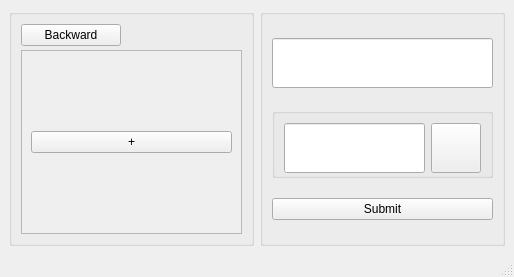
454270186/XJCO2811_UserInterface, file listset.ui: the form before one commit.
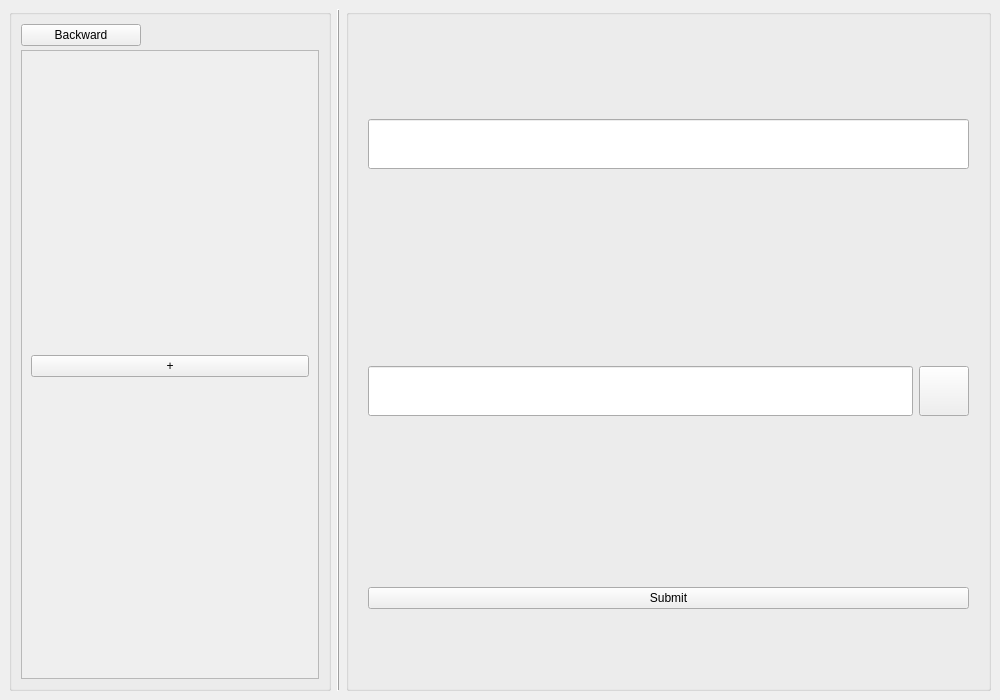
The form after the commit.

Commit message: style:merge main

What changed in the file:
```diff
--- a/listset.ui
+++ b/listset.ui
@@ -6,10 +6,22 @@
    <rect>
     <x>0</x>
     <y>0</y>
-    <width>514</width>
-    <height>277</height>
+    <width>1000</width>
+    <height>700</height>
    </rect>
   </property>
+  <property name="minimumSize">
+   <size>
+    <width>0</width>
+    <height>0</height>
+   </size>
+  </property>
+  <property name="maximumSize">
+   <size>
+    <width>16777214</width>
+    <height>16777215</height>
+   </size>
+  </property>
   <property name="windowTitle">
    <string>MainWindow</string>
   </property>
@@ -41,7 +53,7 @@
    <property name="layoutDirection">
     <enum>Qt::LeftToRight</enum>
    </property>
-   <layout class="QHBoxLayout" name="horizontalLayout_2">
+   <layout class="QHBoxLayout" name="horizontalLayout_2" stretch="1,0,2">
     <item>
      <widget class="QGroupBox" name="groupBoxleft">
       <property name="minimumSize">
@@ -70,8 +82,8 @@
          </property>
          <property name="maximumSize">
           <size>
-           <width>100</width>
-           <height>45</height>
+           <width>120</width>
+           <height>16777215</height>
           </size>
          </property>
          <property name="text">
@@ -95,11 +107,14 @@
            <rect>
             <x>0</x>
             <y>0</y>
-            <width>229</width>
-            <height>198</height>
+            <width>282</width>
+            <height>620</height>
            </rect>
           </property>
           <layout class="QVBoxLayout" name="verticalLayout_6">
+           <property name="topMargin">
+            <number>12</number>
+           </property>
            <item>
             <widget class="QPushButton" name="addList">
              <property name="maximumSize">
@@ -121,7 +136,23 @@
      </widget>
     </item>
     <item>
-     <widget class="QGroupBox" name="groupBoxright">
+     <widget class="QFrame" name="midline">
+      <property name="maximumSize">
+       <size>
+        <width>16777215</width>
+        <height>16777215</height>
+       </size>
+      </property>
+      <property name="frameShape">
+       <enum>QFrame::VLine</enum>
+      </property>
+      <property name="frameShadow">
+       <enum>QFrame::Raised</enum>
+      </property>
+     </widget>
+    </item>
+    <item>
+     <widget class="QGroupBox" name="groupBox_right">
       <property name="minimumSize">
        <size>
         <width>0</width>
@@ -137,7 +168,22 @@
       <property name="title">
        <string/>
       </property>
-      <layout class="QVBoxLayout" name="verticalLayout">
+      <layout class="QVBoxLayout" name="verticalLayout" stretch="3,3,2">
+       <item>
+        <widget class="QWidget" name="widget_name" native="true">
+         <layout class="QHBoxLayout" name="horizontalLayout_3">
+          <property name="leftMargin">
+           <number>10</number>
+          </property>
+          <property name="topMargin">
+           <number>10</number>
+          </property>
+          <property name="rightMargin">
+           <number>10</number>
+          </property>
+          <property name="bottomMargin">
+           <number>10</number>
+          </property>
        <item>
         <widget class="QLineEdit" name="editName">
          <property name="minimumSize">
@@ -154,8 +200,11 @@
          </property>
         </widget>
        </item>
+         </layout>
+        </widget>
+       </item>
        <item>
-        <widget class="QGroupBox" name="pathBox">
+        <widget class="QWidget" name="widget_path" native="true">
          <property name="minimumSize">
           <size>
            <width>0</width>
@@ -165,16 +214,22 @@
          <property name="maximumSize">
           <size>
            <width>16777215</width>
-           <height>70</height>
+           <height>16777215</height>
           </size>
          </property>
-         <property name="styleSheet">
-          <string notr="true"/>
-         </property>
-         <property name="title">
-          <string/>
-         </property>
          <layout class="QHBoxLayout" name="horizontalLayout">
+          <property name="leftMargin">
+           <number>10</number>
+          </property>
+          <property name="topMargin">
+           <number>10</number>
+          </property>
+          <property name="rightMargin">
+           <number>10</number>
+          </property>
+          <property name="bottomMargin">
+           <number>10</number>
+          </property>
           <item>
            <widget class="QLineEdit" name="editPath">
             <property name="minimumSize">
@@ -213,6 +268,21 @@
          </layout>
         </widget>
        </item>
+       <item>
+        <widget class="QWidget" name="widget_submit" native="true">
+         <layout class="QHBoxLayout" name="horizontalLayout_4">
+          <property name="leftMargin">
+           <number>10</number>
+          </property>
+          <property name="topMargin">
+           <number>10</number>
+          </property>
+          <property name="rightMargin">
+           <number>10</number>
+          </property>
+          <property name="bottomMargin">
+           <number>10</number>
+          </property>
        <item>
         <widget class="QPushButton" name="submit">
          <property name="maximumSize">
@@ -231,7 +301,9 @@
     </item>
    </layout>
   </widget>
-  <widget class="QStatusBar" name="statusbar"/>
+    </item>
+   </layout>
+  </widget>
  </widget>
  <resources/>
  <connections/>
```
Left out of the diff: 4 changed lines with no effect on the pictures. Lines whose indentation alone changed are shown as unchanged. The commit also changes 3 other files.
